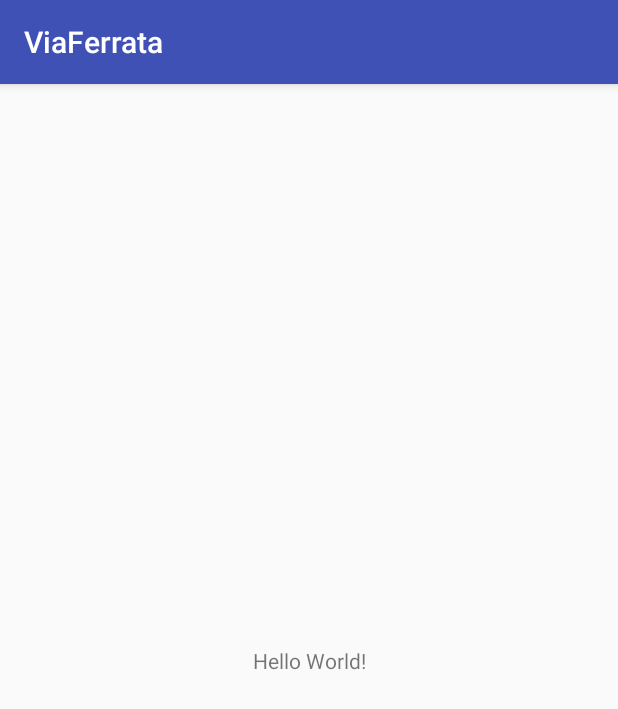
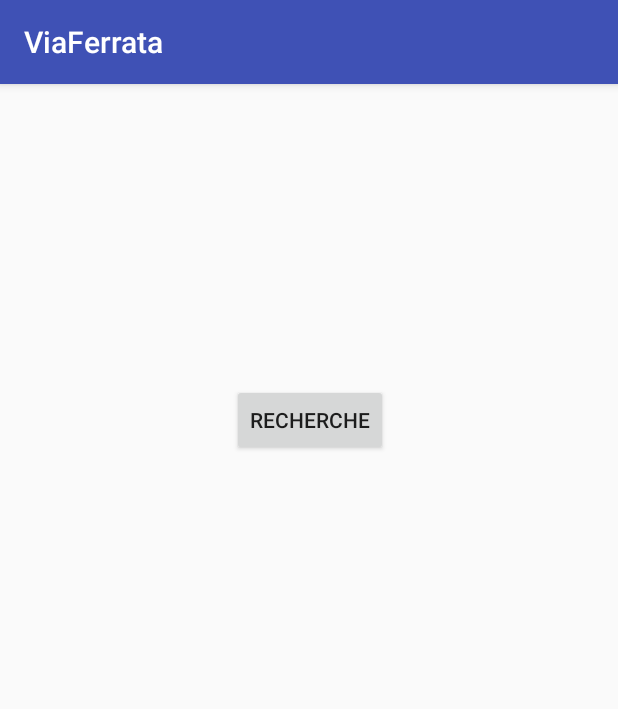
Before and after one commit to YvesToiser/ViaFerrata, an Android app: the screen it shows after launch (HomeActivity), on a phone screen of 412 x 824 dp. Shown: the top 709 px of the screen. Run offline under Robolectric (Android 15) with nearby library versions, the phone set to English and light mode, and no system bars.

Commit message:
création homepage et boutons

```diff
--- a/app/src/main/AndroidManifest.xml
+++ b/app/src/main/AndroidManifest.xml
@@ -16,6 +16,7 @@
                 <category android:name="android.intent.category.LAUNCHER" />
             </intent-filter>
         </activity>
+        <activity android:name=".MapsActivity"></activity>
     </application>
 
 </manifest>
--- a/app/src/main/java/fr/wcs/viaferrata/HomeActivity.java
+++ b/app/src/main/java/fr/wcs/viaferrata/HomeActivity.java
@@ -1,7 +1,9 @@
 package fr.wcs.viaferrata;
-
+import android.content.Intent;
 import android.support.v7.app.AppCompatActivity;
 import android.os.Bundle;
+import android.view.View;
+import android.widget.Button;
 
 public class HomeActivity extends AppCompatActivity {
 
@@ -9,5 +11,19 @@ public class HomeActivity extends AppCompatActivity {
     protected void onCreate(Bundle savedInstanceState) {
         super.onCreate(savedInstanceState);
         setContentView(R.layout.activity_home);
+        Button buttonRecherche=(Button)findViewById(R.id.buttonRecherche);
+        Button buttonFavoris=(Button)findViewById(R.id.buttonFavoris);
+        buttonRecherche.setOnClickListener(new View.OnClickListener() {
+            @Override public void onClick(View view) {
+                Intent toSearchActivity=new Intent(HomeActivity.this,MapsActivity.class);
+                startActivity(toSearchActivity);
+            }
+        });
+        buttonFavoris.setOnClickListener(new View.OnClickListener() {
+            @Override public void onClick(View view) {
+                Intent toFavoritesActivity=new Intent(HomeActivity.this,MapsActivity.class);
+                startActivity(toFavoritesActivity);
+            }
+        });
     }
 }
--- a/app/src/main/res/layout/activity_home.xml
+++ b/app/src/main/res/layout/activity_home.xml
@@ -6,13 +6,31 @@
     android:layout_height="match_parent"
     tools:context="fr.wcs.viaferrata.HomeActivity">
 
-    <TextView
+    <Button
+        android:id="@+id/buttonRecherche"
         android:layout_width="wrap_content"
         android:layout_height="wrap_content"
-        android:text="Hello World!"
+        android:layout_marginLeft="16dp"
+        android:layout_marginRight="16dp"
+        android:layout_marginTop="200dp"
+        android:text="@string/boutonRecherche"
+        app:layout_constraintHorizontal_bias="0.502"
+        app:layout_constraintLeft_toLeftOf="parent"
+        app:layout_constraintRight_toRightOf="parent"
+        app:layout_constraintTop_toTopOf="parent"
+        tools:text="@string/boutonRecherche" />
+
+    <Button
+        android:id="@+id/buttonFavoris"
+        android:layout_width="wrap_content"
+        android:layout_height="wrap_content"
+        android:layout_marginBottom="185dp"
+        android:layout_marginLeft="16dp"
+        android:layout_marginRight="16dp"
+        android:text="@string/boutonFavoris"
+        android:visibility="gone"
         app:layout_constraintBottom_toBottomOf="parent"
         app:layout_constraintLeft_toLeftOf="parent"
         app:layout_constraintRight_toRightOf="parent"
-        app:layout_constraintTop_toTopOf="parent" />
-
+        tools:text="@string/boutonFavoris" />
 </android.support.constraint.ConstraintLayout>
--- a/app/src/main/res/values/strings.xml
+++ b/app/src/main/res/values/strings.xml
@@ -1,3 +1,5 @@
 <resources>
     <string name="app_name">ViaFerrata</string>
+    <string name="boutonFavoris">FAVORIS</string>
+    <string name="boutonRecherche">RECHERCHE</string>
 </resources>
```
Also changed, not shown: app/src/main/java/fr/wcs/viaferrata/MapsActivity.java (added, +13 -0 lines), app/src/main/res/layout/activity_maps.xml (added, +9 -0 lines).
